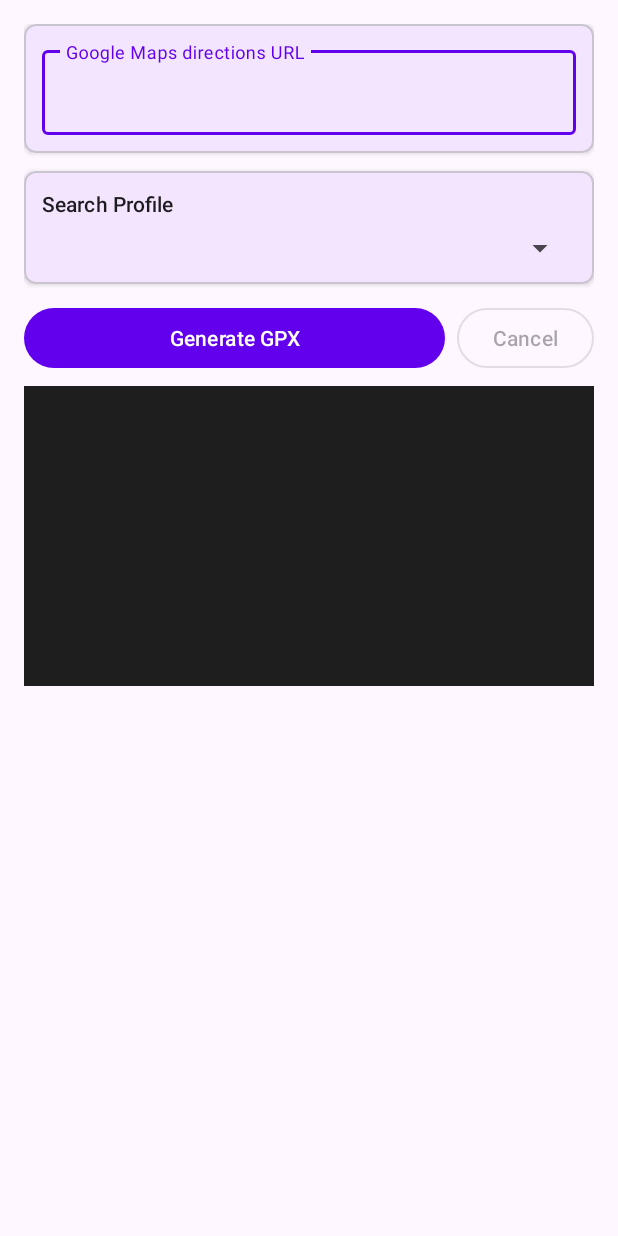
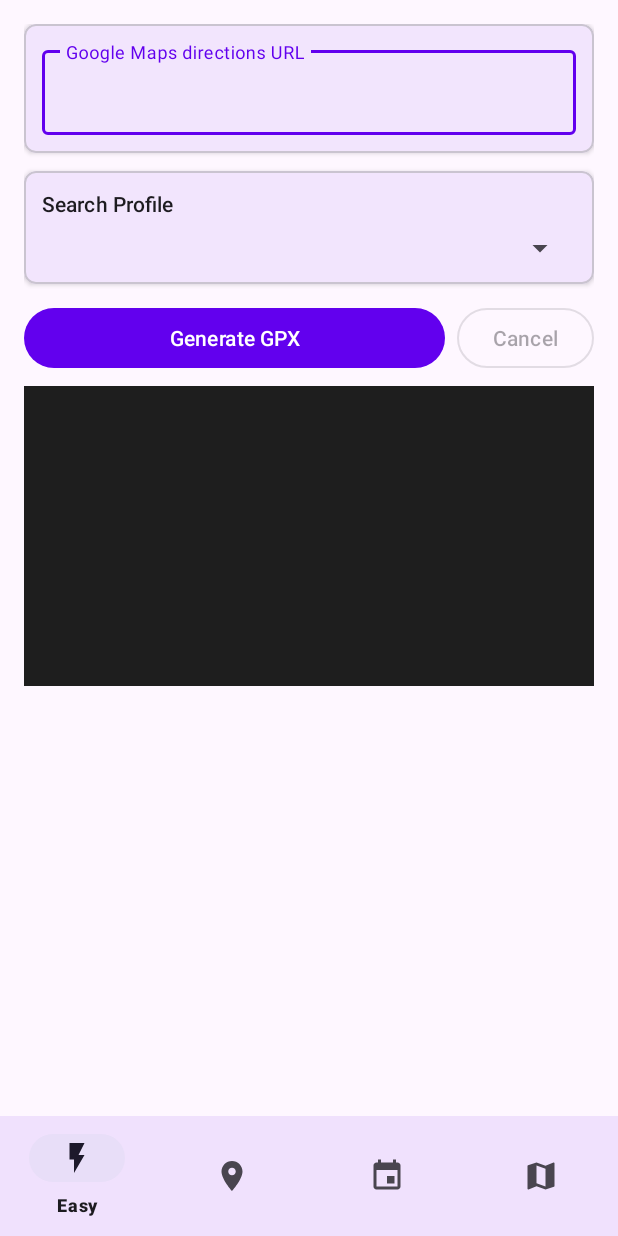
Before and after one commit to devmarkusb/gpx-poi-enricher, an Android app: the screen it shows after launch (MainActivity), on a phone screen of 412 x 824 dp. Run offline under Robolectric (Android 15) with nearby library versions, the light colour scheme and no system bars; our stand-ins replace navigation-ui; libraries missing offline, so code that uses them is left out: com.chaquo.python; 3 statements that could not run were skipped.

Commit message:
fix missing expert mode on android

```diff
--- a/android/app/src/main/java/com/gpxpoienricher/MainActivity.kt
+++ b/android/app/src/main/java/com/gpxpoienricher/MainActivity.kt
@@ -2,6 +2,9 @@ package com.gpxpoienricher
 
 import android.os.Bundle
 import androidx.appcompat.app.AppCompatActivity
+import androidx.navigation.fragment.NavHostFragment
+import androidx.navigation.ui.setupWithNavController
+import com.google.android.material.bottomnavigation.BottomNavigationView
 import com.gpxpoienricher.databinding.ActivityMainBinding
 
 class MainActivity : AppCompatActivity() {
@@ -12,5 +15,10 @@ class MainActivity : AppCompatActivity() {
         super.onCreate(savedInstanceState)
         binding = ActivityMainBinding.inflate(layoutInflater)
         setContentView(binding.root)
+
+        val navHostFragment = supportFragmentManager
+            .findFragmentById(R.id.nav_host_fragment) as NavHostFragment
+        val navController = navHostFragment.navController
+        binding.bottomNav.setupWithNavController(navController)
     }
 }
--- /dev/null
+++ b/android/app/src/main/res/drawable/ic_easy.xml
@@ -0,0 +1,10 @@
+<?xml version="1.0" encoding="utf-8"?>
+<vector xmlns:android="http://schemas.android.com/apk/res/android"
+    android:width="24dp"
+    android:height="24dp"
+    android:viewportWidth="24"
+    android:viewportHeight="24">
+    <path
+        android:fillColor="?attr/colorControlNormal"
+        android:pathData="M7,2v11h3v9l7,-12h-4l4,-8z" />
+</vector>
--- a/android/app/src/main/res/layout/activity_main.xml
+++ b/android/app/src/main/res/layout/activity_main.xml
@@ -1,5 +1,5 @@
 <?xml version="1.0" encoding="utf-8"?>
-<FrameLayout
+<androidx.constraintlayout.widget.ConstraintLayout
     xmlns:android="http://schemas.android.com/apk/res/android"
     xmlns:app="http://schemas.android.com/apk/res-auto"
     android:layout_width="match_parent"
@@ -8,9 +8,23 @@
     <androidx.fragment.app.FragmentContainerView
         android:id="@+id/nav_host_fragment"
         android:name="androidx.navigation.fragment.NavHostFragment"
-        android:layout_width="match_parent"
-        android:layout_height="match_parent"
+        android:layout_width="0dp"
+        android:layout_height="0dp"
         app:defaultNavHost="true"
-        app:navGraph="@navigation/nav_graph" />
+        app:navGraph="@navigation/nav_graph"
+        app:layout_constraintTop_toTopOf="parent"
+        app:layout_constraintBottom_toTopOf="@id/bottom_nav"
+        app:layout_constraintStart_toStartOf="parent"
+        app:layout_constraintEnd_toEndOf="parent" />
 
-</FrameLayout>
+    <com.google.android.material.bottomnavigation.BottomNavigationView
+        android:id="@+id/bottom_nav"
+        android:layout_width="0dp"
+        android:layout_height="wrap_content"
+        android:background="?android:attr/windowBackground"
+        app:menu="@menu/bottom_nav_menu"
+        app:layout_constraintBottom_toBottomOf="parent"
+        app:layout_constraintStart_toStartOf="parent"
+        app:layout_constraintEnd_toEndOf="parent" />
+
+</androidx.constraintlayout.widget.ConstraintLayout>
--- a/android/app/src/main/res/menu/bottom_nav_menu.xml
+++ b/android/app/src/main/res/menu/bottom_nav_menu.xml
@@ -1,5 +1,10 @@
 <?xml version="1.0" encoding="utf-8"?>
 <menu xmlns:android="http://schemas.android.com/apk/res/android">
+
+    <item
+        android:id="@+id/nav_easy"
+        android:icon="@drawable/ic_easy"
+        android:title="@string/tab_easy" />
 
     <item
         android:id="@+id/nav_enricher"
--- a/android/app/src/main/res/values/strings.xml
+++ b/android/app/src/main/res/values/strings.xml
@@ -3,6 +3,7 @@
     <string name="app_name">GPX POI Enricher</string>
 
     <!-- Tab labels -->
+    <string name="tab_easy">Easy</string>
     <string name="tab_enricher">POI Enricher</string>
     <string name="tab_split">Split Waypoints</string>
     <string name="tab_maps">Maps → GPX</string>
```
